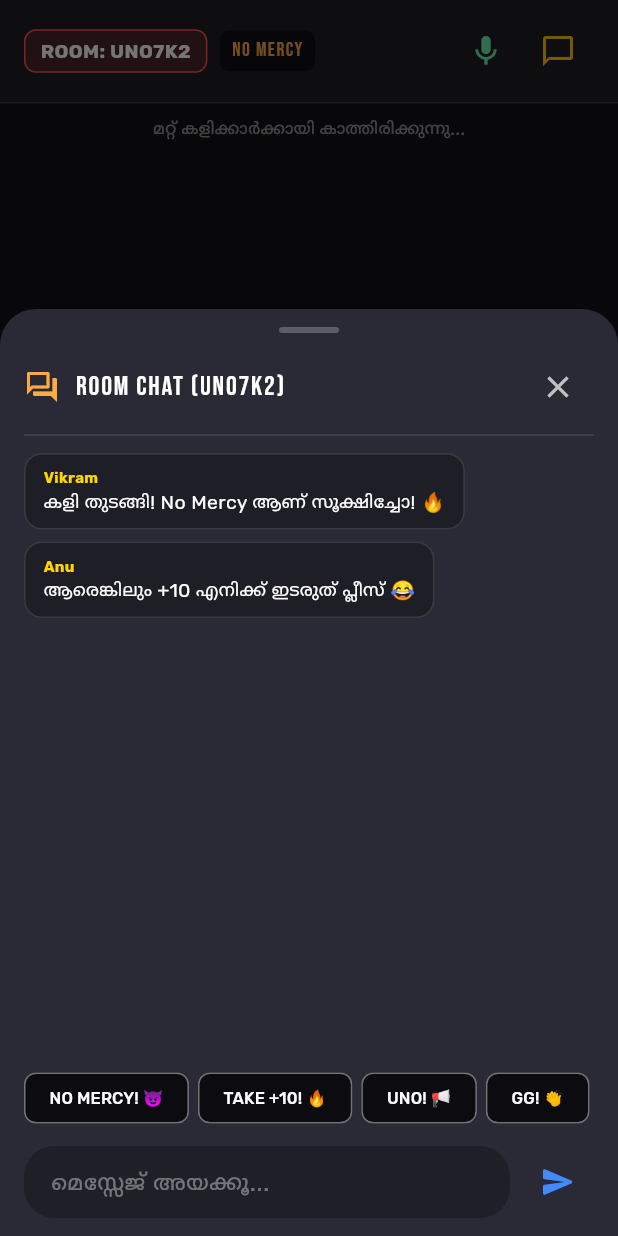
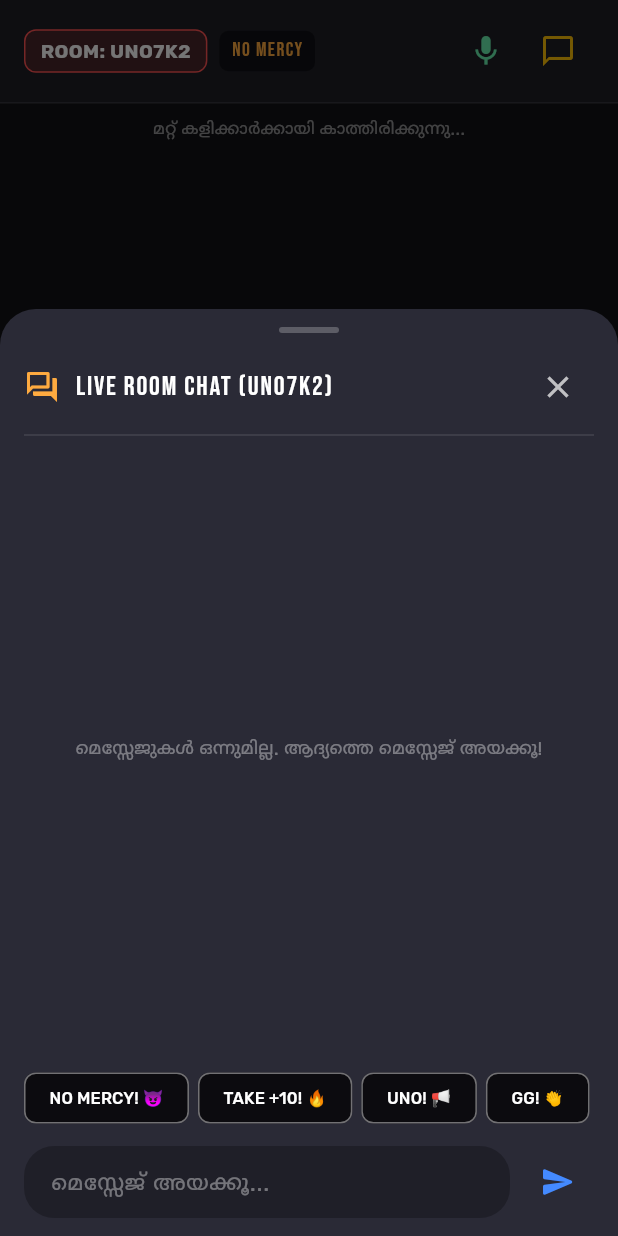
Before and after one commit to AbhinavS8158/UNO-NO-mercy, a Flutter app: the GameScreen screen opened directly, after a tap on the "chat bubble outline" icon, on a phone screen of 412 x 824 dp. Run offline on Flutter 3.47's test engine with Material 3 defaults, Android fonts, the phone set to English and light mode, and no system bars; our stand-ins replace cloud_firestore, firebase_auth, firebase_core, google_fonts; missing offline and left inert: dart:js; accounts and stored records are empty.

Commit message:
Add 5-second auto fading speech bubble on game screen and live browser microphone integration

```diff
--- a/lib/services/firebase_game_service.dart
+++ b/lib/services/firebase_game_service.dart
@@ -4,6 +4,7 @@ import 'package:firebase_auth/firebase_auth.dart';
 import '../models/game_room.dart';
 import '../models/uno_card.dart';
 import '../models/deck_generator.dart';
+import '../models/chat_message.dart';
 import 'game_service.dart';
 
 class FirebaseGameService implements IGameService {
@@ -360,6 +361,44 @@ class FirebaseGameService implements IGameService {
     return 'token_$roomId';
   }
 
+  @override
+  Future<void> sendChatMessage({
+    required String roomId,
+    required String senderName,
+    required String text,
+  }) async {
+    final uid = await _ensureAuthenticated();
+    await _firestore.collection('rooms').doc(roomId).collection('chat').add({
+      'senderId': uid,
+      'senderName': senderName,
+      'text': text,
+      'timestamp': FieldValue.serverTimestamp(),
+    });
+  }
+
+  @override
+  Stream<List<ChatMessage>> streamChatMessages(String roomId) {
+    return _firestore
+        .collection('rooms')
+        .doc(roomId)
+        .collection('chat')
+        .orderBy('timestamp', descending: false)
+        .snapshots()
+        .map((snap) {
+      return snap.docs.map((doc) {
+        final data = doc.data();
+        final ts = (data['timestamp'] as Timestamp?)?.toDate() ?? DateTime.now();
+        return ChatMessage(
+          id: doc.id,
+          senderId: data['senderId'] ?? '',
+          senderName: data['senderName'] ?? 'Player',
+          text: data['text'] ?? '',
+          timestamp: ts,
+        );
+      }).toList();
+    });
+  }
+
   Map<String, dynamic> _cardToMap(UnoCard c) {
     return {
       'id': c.id,
--- /dev/null
+++ b/lib/services/voice_platform.dart
@@ -0,0 +1,5 @@
+import 'voice_platform_stub.dart'
+    if (dart.library.js) 'voice_platform_web.dart' as platform;
+
+void initMicrophone() => platform.initPlatformMicrophone();
+void toggleMicMute(bool isMuted) => platform.togglePlatformVoiceMute(isMuted);
--- /dev/null
+++ b/lib/services/voice_platform_stub.dart
@@ -0,0 +1,2 @@
+void initPlatformMicrophone() {}
+void togglePlatformVoiceMute(bool isMuted) {}
--- a/lib/services/voice_service.dart
+++ b/lib/services/voice_service.dart
@@ -1,5 +1,6 @@
 import 'dart:async';
 import 'package:flutter/foundation.dart';
+import 'voice_platform.dart';
 
 abstract class IVoiceService {
   bool get isConnected;
@@ -43,12 +44,18 @@ class LiveKitVoiceService implements IVoiceService {
 
   @override
   Future<void> connect({required String roomCode, required String token}) async {
+    try {
+      initMicrophone();
+    } catch (e) {
+      debugPrint('Voice mic note: $e');
+    }
+
     _isConnected = true;
+    _isMuted = false;
     _connectionController.add(true);
 
-    // Active speaking level detection loop
     _speakerMonitorTimer?.cancel();
-    _speakerMonitorTimer = Timer.periodic(const Duration(seconds: 4), (timer) {
+    _speakerMonitorTimer = Timer.periodic(const Duration(seconds: 3), (timer) {
       if (!_isConnected || _isDeafened) return;
       _activeSpeakersController.add(Set.from(_currentSpeakers));
     });
@@ -57,6 +64,9 @@ class LiveKitVoiceService implements IVoiceService {
   @override
   Future<void> disconnect() async {
     _speakerMonitorTimer?.cancel();
+    try {
+      toggleMicMute(true);
+    } catch (_) {}
     _currentSpeakers.clear();
     _isConnected = false;
     _connectionController.add(false);
@@ -66,6 +76,9 @@ class LiveKitVoiceService implements IVoiceService {
   @override
   void toggleMute() {
     _isMuted = !_isMuted;
+    try {
+      toggleMicMute(_isMuted);
+    } catch (_) {}
     _connectionController.add(_isConnected);
   }
 
--- a/lib/views/game_board/game_screen.dart
+++ b/lib/views/game_board/game_screen.dart
@@ -5,6 +5,7 @@ import 'package:google_fonts/google_fonts.dart';
 import '../../core/theme/uno_colors.dart';
 import '../../models/uno_card.dart';
 import '../../models/game_room.dart';
+import '../../models/chat_message.dart';
 import '../../services/game_service.dart';
 import '../../services/firebase_game_service.dart';
 import '../../services/voice_service.dart';
@@ -36,6 +37,12 @@ class _GameScreenState extends State<GameScreen> {
 
   StreamSubscription<GameRoom>? _roomSubscription;
   StreamSubscription<List<UnoCard>>? _handSubscription;
+  StreamSubscription<List<ChatMessage>>? _chatSubscription;
+
+  // In-Game 5-second Toast Speech Bubble
+  ChatMessage? _activeSpeechBubble;
+  Timer? _speechBubbleTimer;
+  double _bubbleOpacity = 1.0;
 
   // Active game states
   UnoCard _topCard = const UnoCard(
@@ -115,6 +122,35 @@ class _GameScreenState extends State<GameScreen> {
         }
       });
     });
+
+    // 3. Listen to Real-time In-Game Chat & Taunts (5-second fade bubble)
+    bool isFirstLoad = true;
+    _chatSubscription = _gameService.streamChatMessages(effectiveRoomId).listen((messages) {
+      if (!mounted) return;
+      if (messages.isNotEmpty) {
+        if (!isFirstLoad) {
+          final latest = messages.last;
+          _showInGameSpeechBubble(latest);
+        }
+        isFirstLoad = false;
+      }
+    });
+  }
+
+  void _showInGameSpeechBubble(ChatMessage msg) {
+    _speechBubbleTimer?.cancel();
+    setState(() {
+      _activeSpeechBubble = msg;
+      _bubbleOpacity = 1.0;
+    });
+
+    // Fade out after 4.5s and remove at 5s
+    _speechBubbleTimer = Timer(const Duration(milliseconds: 4500), () {
+      if (mounted) setState(() => _bubbleOpacity = 0.0);
+      Timer(const Duration(milliseconds: 500), () {
+        if (mounted) setState(() => _activeSpeechBubble = null);
+      });
+    });
   }
 
   void _initVoiceChannel() {
@@ -128,6 +164,8 @@ class _GameScreenState extends State<GameScreen> {
 
   @override
   void dispose() {
+    _speechBubbleTimer?.cancel();
+    _chatSubscription?.cancel();
     _roomSubscription?.cancel();
     _handSubscription?.cancel();
     _voiceService.disconnect();
@@ -356,8 +394,10 @@ class _GameScreenState extends State<GameScreen> {
       isScrollControlled: true,
       backgroundColor: Colors.transparent,
       builder: (context) => ChatOverlayDialog(
+        roomId: widget.roomId.isNotEmpty ? widget.roomId : widget.roomCode,
         roomCode: widget.roomCode,
         currentUserName: widget.playerName,
+        gameService: _gameService,
       ),
     );
   }
@@ -376,6 +416,48 @@ class _GameScreenState extends State<GameScreen> {
 
                 // Real Opponents Bar (ONLY players who actually joined!)
                 _buildRealOpponentsBar(),
+
+                // In-Game 5-Second Fade Speech Bubble
+                if (_activeSpeechBubble != null)
+                  AnimatedOpacity(
+                    opacity: _bubbleOpacity,
+                    duration: const Duration(milliseconds: 500),
+                    child: Container(
+                      margin: const EdgeInsets.symmetric(horizontal: 24, vertical: 4),
+                      padding: const EdgeInsets.symmetric(horizontal: 14, vertical: 8),
+                      decoration: BoxDecoration(
+                        gradient: const LinearGradient(
+                          colors: [Color(0xFFE65100), Color(0xFFFF8F00)],
+                        ),
+                        borderRadius: BorderRadius.circular(20),
+                        boxShadow: [
+                          BoxShadow(
+                            color: Colors.orangeAccent.withOpacity(0.5),
+                            blurRadius: 10,
+                            offset: const Offset(0, 3),
+                          ),
+                        ],
+                      ),
+                      child: Row(
+                        mainAxisSize: MainAxisSize.min,
+                        children: [
+                          const Icon(Icons.chat_bubble, color: Colors.white, size: 16),
+                          const SizedBox(width: 8),
+                          Text(
+                            '${_activeSpeechBubble!.senderName}: ',
+                            style: const TextStyle(fontWeight: FontWeight.bold, color: Colors.white, fontSize: 13),
+                          ),
+                          Flexible(
+                            child: Text(
+                              _activeSpeechBubble!.text,
+                              style: const TextStyle(color: Colors.white, fontSize: 13),
+                              overflow: TextOverflow.ellipsis,
+                            ),
+                          ),
+                        ],
+                      ),
+                    ),
+                  ),
 
                 // Central Table (Deck & Discard Pile)
                 Expanded(
--- a/lib/views/widgets/chat_overlay_dialog.dart
+++ b/lib/views/widgets/chat_overlay_dialog.dart
@@ -2,15 +2,20 @@ import 'package:flutter/material.dart';
 import 'package:google_fonts/google_fonts.dart';
 import '../../core/theme/uno_colors.dart';
 import '../../models/chat_message.dart';
+import '../../services/game_service.dart';
 
 class ChatOverlayDialog extends StatefulWidget {
+  final String roomId;
   final String roomCode;
   final String currentUserName;
+  final IGameService gameService;
 
   const ChatOverlayDialog({
     super.key,
+    required this.roomId,
     required this.roomCode,
     required this.currentUserName,
+    required this.gameService,
   });
 
   @override
@@ -21,23 +26,6 @@ class _ChatOverlayDialogState extends State<ChatOverlayDialog> {
   final TextEditingController _textController = TextEditingController();
   final ScrollController _scrollController = ScrollController();
 
-  final List<ChatMessage> _messages = [
-    ChatMessage(
-      id: 'm1',
-      senderId: 'vikram',
-      senderName: 'Vikram',
-      text: 'കളി തുടങ്ങി! No Mercy ആണ് സൂക്ഷിച്ചോ! 🔥',
-      timestamp: DateTime.now().subtract(const Duration(minutes: 2)),
-    ),
-    ChatMessage(
-      id: 'm2',
-      senderId: 'anu',
-      senderName: 'Anu',
-      text: 'ആരെങ്കിലും +10 എനിക്ക് ഇടരുത് പ്ലീസ് 😂',
-      timestamp: DateTime.now().subtract(const Duration(minutes: 1)),
-    ),
-  ];
-
   final List<String> _quickTaunts = [
     'NO MERCY! 😈',
     'TAKE +10! 🔥',
@@ -47,22 +35,16 @@ class _ChatOverlayDialogState extends State<ChatOverlayDialog> {
     'SWAP HANDS! ⇄',
   ];
 
-  void _sendMessage(String text, {bool isReaction = false}) {
-    if (text.trim().isEmpty) return;
+  void _sendMessage(String text) async {
+    final cleanText = text.trim();
+    if (cleanText.isEmpty) return;
 
-    final newMsg = ChatMessage(
-      id: 'msg_${DateTime.now().millisecondsSinceEpoch}',
-      senderId: 'self',
+    _textController.clear();
+    await widget.gameService.sendChatMessage(
+      roomId: widget.roomId.isNotEmpty ? widget.roomId : widget.roomCode,
       senderName: widget.currentUserName,
-      text: text.trim(),
-      timestamp: DateTime.now(),
-      isReaction: isReaction,
+      text: cleanText,
     );
-
-    setState(() {
-      _messages.add(newMsg);
-      _textController.clear();
-    });
 
     // Auto scroll down
     WidgetsBinding.instance.addPostFrameCallback((_) {
@@ -78,6 +60,8 @@ class _ChatOverlayDialogState extends State<ChatOverlayDialog> {
 
   @override
   Widget build(BuildContext context) {
+    final effectiveRoomId = widget.roomId.isNotEmpty ? widget.roomId : widget.roomCode;
+
     return Container(
       height: MediaQuery.of(context).size.height * 0.75,
       padding: const EdgeInsets.symmetric(horizontal: 16, vertical: 12),
@@ -104,7 +88,7 @@ class _ChatOverlayDialogState extends State<ChatOverlayDialog> {
               const Icon(Icons.forum_outlined, color: Colors.orangeAccent),
               const SizedBox(width: 10),
               Text(
-                'ROOM CHAT (${widget.roomCode})',
+                'LIVE ROOM CHAT (${widget.roomCode})',
                 style: GoogleFonts.bebasNeue(
                   color: Colors.white,
                   fontSize: 18,
@@ -121,14 +105,27 @@ class _ChatOverlayDialogState extends State<ChatOverlayDialog> {
 
           const Divider(color: Colors.white12),
 
-          // Messages List
+          // Live Firestore Messages Stream
           Expanded(
-            child: ListView.builder(
+            child: StreamBuilder<List<ChatMessage>>(
+              stream: widget.gameService.streamChatMessages(effectiveRoomId),
+              builder: (context, snapshot) {
+                final messages = snapshot.data ?? [];
+                if (messages.isEmpty) {
+                  return const Center(
+                    child: Text(
+                      'മെസ്സേജുകൾ ഒന്നുമില്ല. ആദ്യത്തെ മെസ്സേജ് അയക്കൂ!',
+                      style: TextStyle(color: Colors.white38, fontSize: 13),
+                    ),
+                  );
+                }
+
+                return ListView.builder(
                   controller: _scrollController,
-              itemCount: _messages.length,
+                  itemCount: messages.length,
                   itemBuilder: (context, index) {
-                final msg = _messages[index];
-                final isMe = msg.senderId == 'self';
+                    final msg = messages[index];
+                    final isMe = msg.senderName == widget.currentUserName;
 
                     return Align(
                       alignment: isMe ? Alignment.centerRight : Alignment.centerLeft,
@@ -149,23 +146,24 @@ class _ChatOverlayDialogState extends State<ChatOverlayDialog> {
                             if (!isMe)
                               Text(
                                 msg.senderName,
-                            style: TextStyle(
+                                style: const TextStyle(
                                   color: UnoColors.yellow,
-                              fontSize: 10,
+                                  fontSize: 11,
                                   fontWeight: FontWeight.bold,
                                 ),
                               ),
                             Text(
                               msg.text,
-                          style: TextStyle(
+                              style: const TextStyle(
                                 color: Colors.white,
-                            fontSize: msg.isReaction ? 16 : 13,
-                            fontWeight: msg.isReaction ? FontWeight.bold : FontWeight.normal,
+                                fontSize: 14,
                               ),
                             ),
                           ],
                         ),
                       ),
+                    );
+                  },
                 );
               },
             ),
@@ -187,7 +185,7 @@ class _ChatOverlayDialogState extends State<ChatOverlayDialog> {
                           taunt,
                           style: const TextStyle(color: Colors.white, fontSize: 11),
                         ),
-                        onPressed: () => _sendMessage(taunt, isReaction: true),
+                        onPressed: () => _sendMessage(taunt),
                       ),
                     ),
                   )
```
Also changed, not shown: lib/services/game_service.dart (+32 -0 lines), lib/services/voice_platform_web.dart (added, +18 -0 lines), 1 other file. Lines whose indentation alone changed are shown as unchanged.
